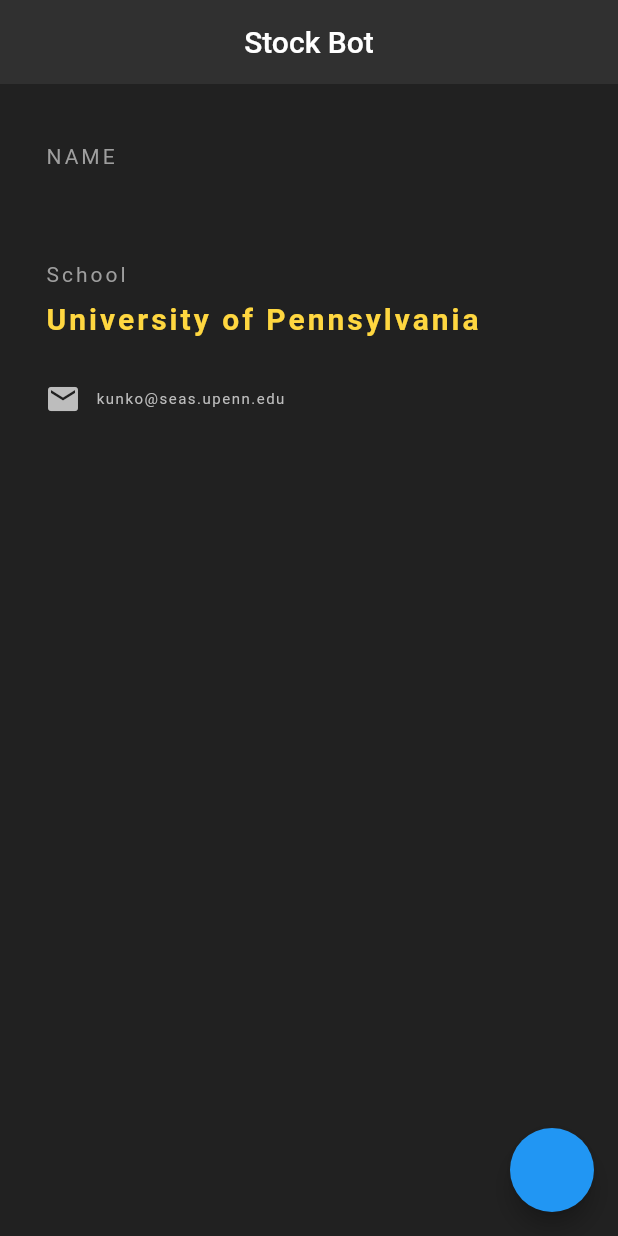
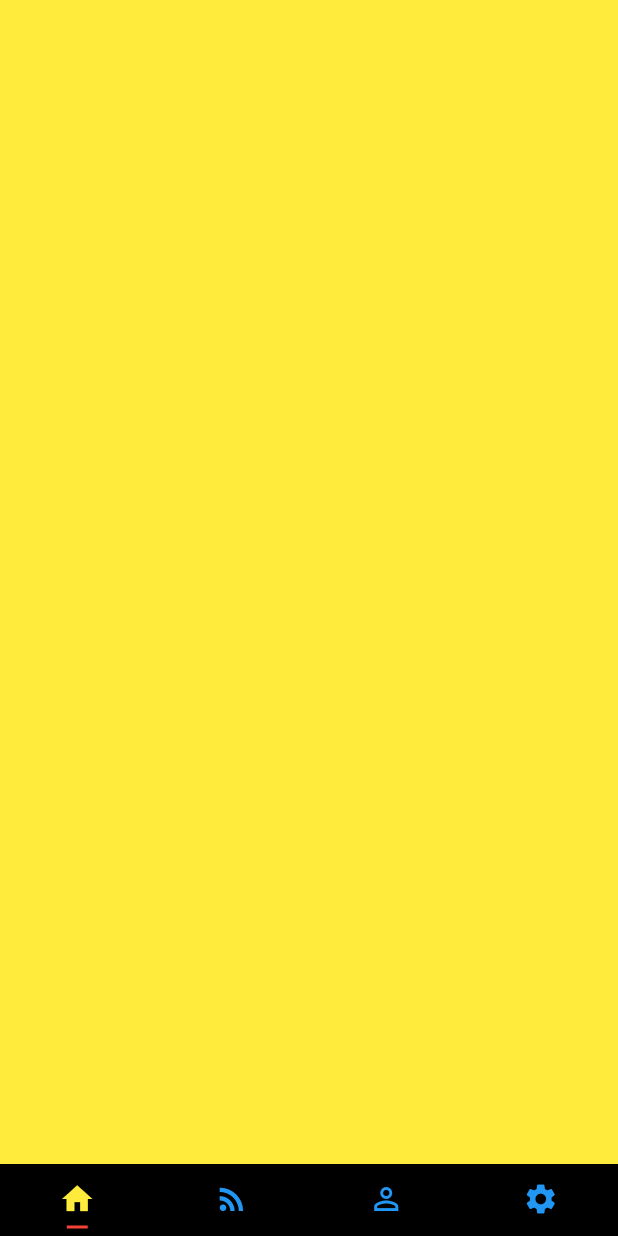
Before and after one commit to kunhwiko/stock-bot, a Flutter app: the screen it shows after launch, on a phone screen of 412 x 824 dp. Run offline on Flutter 3.47's test engine with Material 2 defaults, Android fonts, the phone set to English and light mode, and no system bars.

Commit message:
initialize tabs

```diff
--- a/dart_folder/lib/main.dart
+++ b/dart_folder/lib/main.dart
@@ -11,86 +11,55 @@ class Home extends StatefulWidget {
 
 class _HomeState extends State<Home> {
 
-  String name = "";
+  List<String> stocks = [
+    "Stock 1",
+    "Stock 2",
+    "Stock 3"
+  ];
 
   @override
   Widget build(BuildContext context) {
-    return Scaffold(
-      backgroundColor : Colors.grey[900],
-      appBar : AppBar(
-        title : Text('Stock Bot'),
-        centerTitle : true,
-        backgroundColor : Colors.grey[850],
-        elevation : 0.0,
-      ),
-
-      floatingActionButton : FloatingActionButton(
-        onPressed:(){
-          setState(() {
-            name = "Kun Hwi Ko";
-          });
-        },
-      ),
-
-      body : Padding(
-        padding : EdgeInsets.fromLTRB(30.0, 40.0, 30.0, 0.0),
-        child : Column(
-          crossAxisAlignment: CrossAxisAlignment.start,
-          children : <Widget>[
-            Text(
-              'NAME',
-              style : TextStyle(
-                color : Colors.grey,
-                letterSpacing: 2.0,
+    return MaterialApp(
+      color: Colors.yellow,
+      home: DefaultTabController(
+        length: 4,
+        child: new Scaffold(
+          body: TabBarView(
+            children: [
+              new Container(
+                color: Colors.yellow,
               ),
-            ),
-            SizedBox(height : 10.0),
-            Text(
-              '$name',
-              style : TextStyle(
-                color : Colors.amberAccent[200],
-                letterSpacing : 2.0,
-                fontSize : 20.0,
-                fontWeight : FontWeight.bold,
+              new Container(
+                color: Colors.orange,
               ),
-            ),
-            SizedBox(height : 30.0),
-            Text(
-              'School',
-              style : TextStyle(
-                color : Colors.grey,
-                letterSpacing: 2.0,
+              new Container(
+                color: Colors.lightGreen,
               ),
-            ),
-            SizedBox(height : 10.0),
-            Text(
-              'University of Pennsylvania',
-              style : TextStyle(
-                color : Colors.amberAccent[200],
-                letterSpacing : 2.0,
-                fontSize : 20.0,
-                fontWeight : FontWeight.bold,
+              new Container(
+                color: Colors.red,
               ),
-            ),
-            SizedBox(height : 30.0),
-            Row(
-              children : <Widget>[
-                Icon(
-                  Icons.email,
-                  color : Colors.grey[400],
-                ),
-                SizedBox(width:10.0),
-                Text(
-                  'kunko@seas.upenn.edu',
-                  style : TextStyle(
-                    color : Colors.grey[400],
-                    fontSize : 10.0,
-                    letterSpacing : 1.0,
-                  ),
-                ),
-              ],
-            ),
-          ],
+            ],
+          ),
+          bottomNavigationBar: new TabBar(
+            tabs: [
+              Tab(
+                icon: new Icon(Icons.home),
+              ),
+              Tab(
+                icon: new Icon(Icons.rss_feed),
+              ),
+              Tab(
+                icon: new Icon(Icons.perm_identity),
+              ),
+              Tab(icon: new Icon(Icons.settings),)
+            ],
+            labelColor: Colors.yellow,
+            unselectedLabelColor: Colors.blue,
+            indicatorSize: TabBarIndicatorSize.label,
+            indicatorPadding: EdgeInsets.all(5.0),
+            indicatorColor: Colors.red,
+          ),
+          backgroundColor: Colors.black,
         ),
       ),
     );
```
